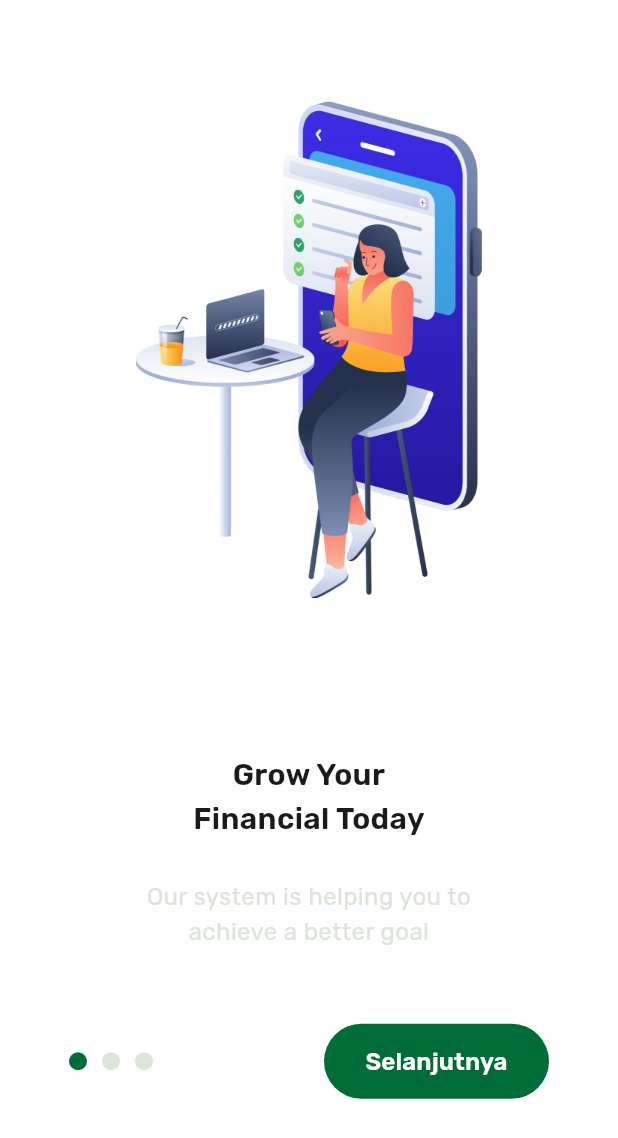
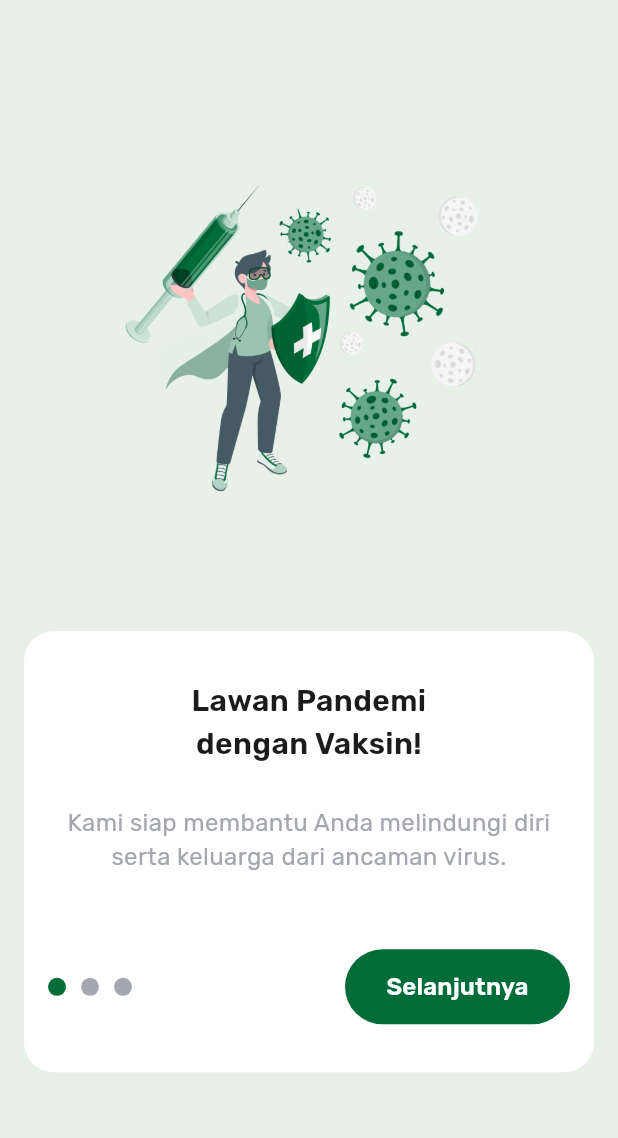
Before and after one commit to capstone-kelompok12/vaksin-id-flutter, a Flutter app: the screen it shows after launch, on a phone screen of 412 x 824 dp. Shown: the top 1138 px of the screen. Run offline on Flutter 3.47's test engine with Material 2 defaults, Android fonts, the phone set to English and light mode, and no system bars; drawn by our look-alikes of carousel_slider; our stand-ins replace google_fonts.

Commit message:
update onboarding screen

```diff
--- a/lib/main.dart
+++ b/lib/main.dart
@@ -14,7 +14,7 @@ class MyApp extends StatelessWidget {
       theme: ThemeData(
         useMaterial3: true,
       ),
-      home: SplashScreen(),
+      home: const SplashScreen(),
     );
   }
 }
--- a/lib/styles/theme.dart
+++ b/lib/styles/theme.dart
@@ -14,7 +14,8 @@ Color secondColor = const Color(0xffDEF5E5);
 Color primaryColor = const Color(0xff006D39);
 Color whiteColor = const Color(0xffFFFFFF);
 Color blackColor = const Color(0xff191C19);
-Color greyColor = const Color(0xffDDE5DB);
+Color greyColor = const Color(0xffA4A8AE);
+Color bgColor = const Color(0xffE7F1E8);
 
 TextStyle blackTextStyle = GoogleFonts.rubik(
   color: blackColor,
@@ -31,8 +32,8 @@ TextStyle blueTextStyle = GoogleFonts.rubik(
 TextStyle orangeTextStyle = GoogleFonts.rubik(
   color: mainColor,
 );
-TextStyle orangelightTextStyle = GoogleFonts.rubik(
-  color: secondColor,
+TextStyle primaryTextStyle = GoogleFonts.rubik(
+  color: primaryColor,
 );
 
 FontWeight light = FontWeight.w300;
--- a/lib/view/onboarding/onboarding_screen.dart
+++ b/lib/view/onboarding/onboarding_screen.dart
@@ -14,21 +14,21 @@ class _OnboardingScreenState extends State<OnboardingScreen> {
   CarouselController carouselController = CarouselController();
 
   List<String> titles = [
-    'Grow Your\nFinancial Today',
-    'Build From\nZero to Freedom',
-    'Start Together',
+    'Lawan Pandemi\ndengan Vaksin!',
+    'Pesan Tiket\ndengan Mudah',
+    'Lakukan Vaksinasi\ndengan Aman',
   ];
 
   List<String> subtitles = [
-    'Our system is helping you to\nachieve a better goal',
-    'We provide tips for you so that\nyou can adapt easier',
-    'We will guide you to where\nyou wanted it too',
+    'Kami siap membantu Anda melindungi diri serta keluarga dari ancaman virus.',
+    'Nikmati kemudahan book vaksinasi dengan hanya satu antrean untuk seluruh anggota keluarga. ',
+    'VAKSIN.ID telah bekerja sama dengan fasilitas kesehatan terpercaya yang tersebar se-Indonesia!',
   ];
 
   @override
   Widget build(BuildContext context) {
     return Scaffold(
-      backgroundColor: whiteColor,
+      backgroundColor: bgColor,
       body: Center(
         child: Column(
           mainAxisAlignment: MainAxisAlignment.center,
@@ -36,20 +36,16 @@ class _OnboardingScreenState extends State<OnboardingScreen> {
             CarouselSlider(
               items: [
                 Image.asset(
-                  'assets/onboarding_1.png',
-                  height: 331,
+                  'assets/onboard_1.png',
                 ),
                 Image.asset(
-                  'assets/onboarding_2.png',
-                  height: 331,
+                  'assets/onboard_2.png',
                 ),
                 Image.asset(
-                  'assets/onboarding_3.png',
-                  height: 331,
+                  'assets/onboard_3.png',
                 ),
               ],
               options: CarouselOptions(
-                height: 331,
                 viewportFraction: 1,
                 enableInfiniteScroll: false,
                 onPageChanged: (index, reason) {
@@ -64,12 +60,10 @@ class _OnboardingScreenState extends State<OnboardingScreen> {
               height: 80.0,
             ),
             Container(
-              margin: const EdgeInsets.symmetric(
-                horizontal: 24,
-              ),
+              margin: const EdgeInsets.symmetric(horizontal: 16),
               padding: const EdgeInsets.symmetric(
-                horizontal: 22,
-                vertical: 24,
+                horizontal: 16,
+                vertical: 32,
               ),
               decoration: BoxDecoration(
                 color: whiteColor,
--- a/lib/view/splash/splash_screen.dart
+++ b/lib/view/splash/splash_screen.dart
@@ -14,7 +14,6 @@ class SplashScreen extends StatefulWidget {
 class _SplashScreenState extends State<SplashScreen> {
   @override
   void initState() {
-    // TODO: implement initState
     super.initState();
     Timer(
       const Duration(seconds: 2),
```
Also changed, not shown: assets/onboard_1.png (added), assets/onboard_2.png (added), assets/onboard_3.png (added), assets/onboarding_1.png (deleted), assets/onboarding_2.png (deleted), assets/onboarding_3.png (deleted).
